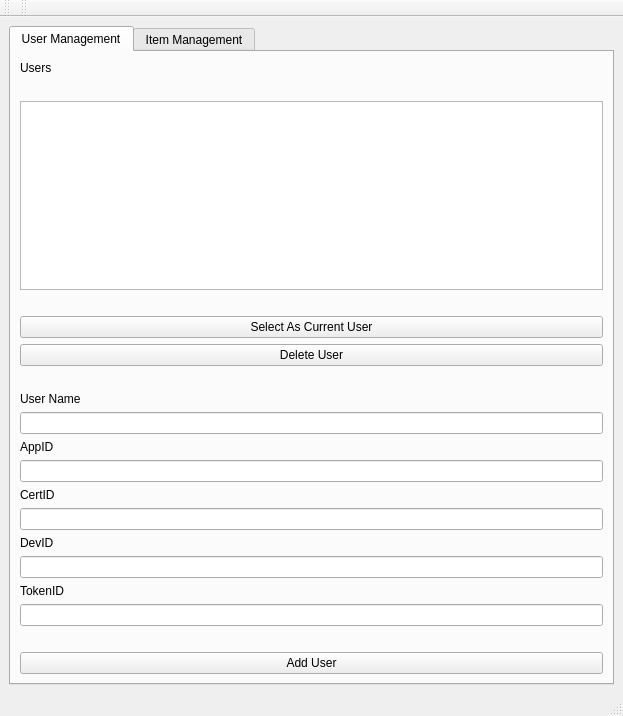
Before: the Qt Designer form design.ui in suhussai/ebayApp, drawn with Qt 5.
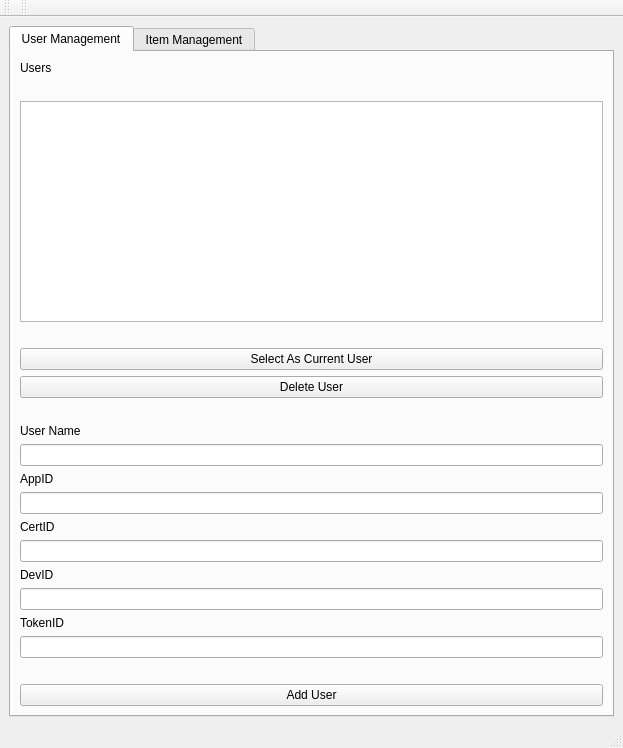
After: the same form once the commit is applied. The open tabs and pages were chosen to show the change.

```diff
--- a/design.ui
+++ b/design.ui
@@ -7,7 +7,7 @@
     <x>0</x>
     <y>0</y>
     <width>623</width>
-    <height>716</height>
+    <height>748</height>
    </rect>
   </property>
   <property name="windowTitle">
```
Left out of the diff: 2 changed lines with no effect on the pictures.
